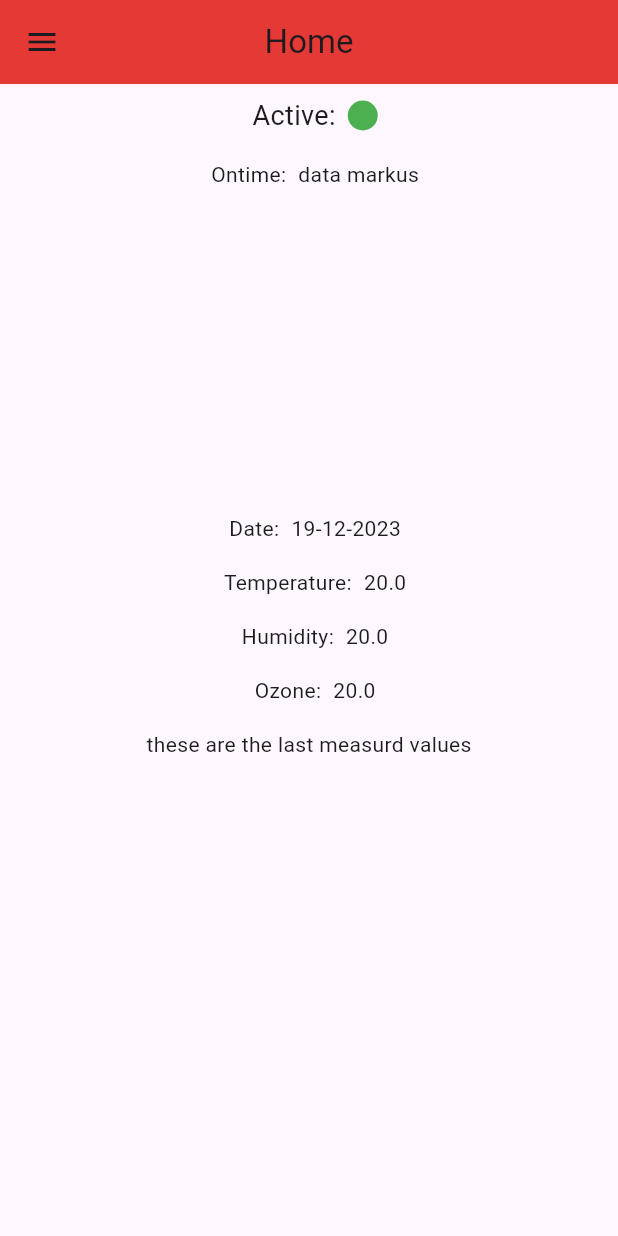
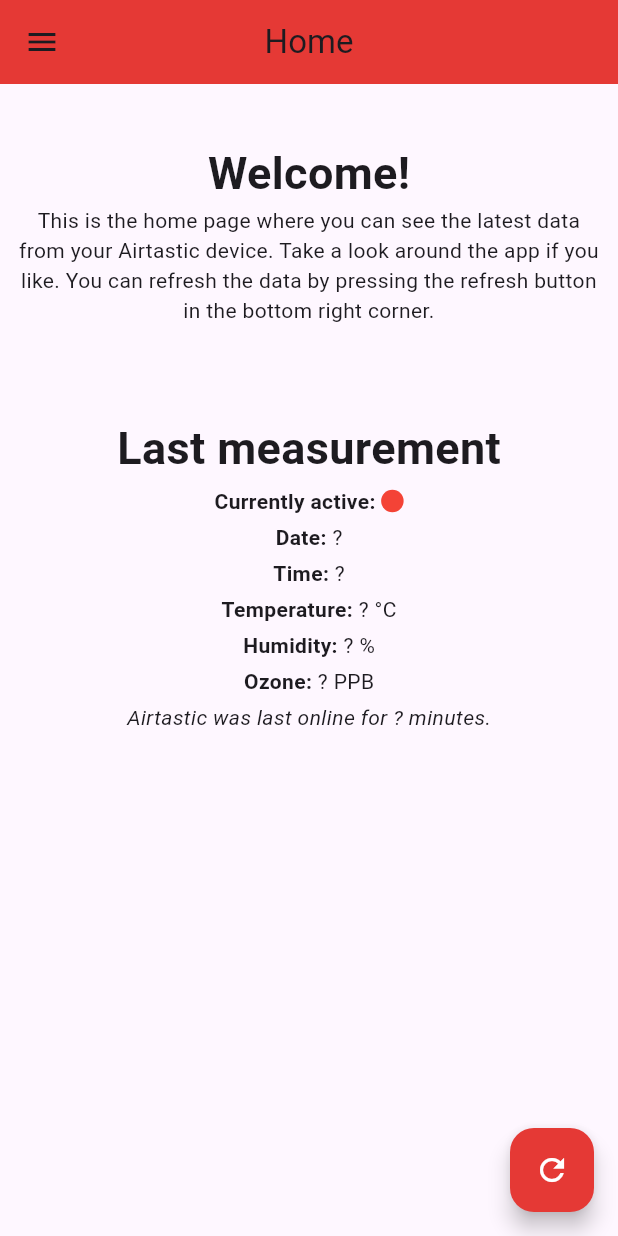
Before and after one commit to gekkegerard/airtastic, a Flutter app: the screen it shows after launch, on a phone screen of 412 x 824 dp. Run offline on Flutter 3.47's test engine with Material 3 defaults, Android fonts, the phone set to English and light mode, and no system bars; our stand-ins replace fl_chart, syncfusion_flutter_charts; network calls fail.

Commit message:
Homepage updated

```diff
--- a/lib/pages/Home.dart
+++ b/lib/pages/Home.dart
@@ -3,9 +3,7 @@
 import 'package:http/http.dart' as http;
 import 'dart:convert';
 import 'dart:async';
-import 'package:airtastic/widgets/scatter_chart_widget.dart';
-//import 'package:airtastic/pages/settings.dart';
-//import 'package:provider/provider.dart';
+import 'package:intl/intl.dart';
 
 class Home extends StatefulWidget {
   const Home({Key? key}) : super(key: key);
@@ -15,75 +13,76 @@
 }
 
 class _HomeState extends State<Home> {
-  bool isActive = false; // Set this to false for a green circle
-  List<TemperatureData> temperatureDataList = [];
-  late Timer _timer;
-  var refreshTime = 30;
-  var loadingRefreshTime = 10;
-  bool isGraphLoaded = false;
+  bool espIsActive = false; // Set this to false for a green circle
+  String temperature = "?"; // Temperature in degrees Celsius
+  String humidity = "?"; // Humidity in percent
+  String ozone = "?"; // Ozone concentration in ppb
+  bool ozoneMeasurementValid = false;
+  DateTime lastDataPoint = DateTime(
+      2000); // Initialize this with a placeholder date '2000-01-01 00:00:00.000'
+  String uptimeESP = "?"; // Running time of the ESP in minutes
 
   @override
   void initState() {
     super.initState();
     // Try to get data initially
-    fetchData().then((success) {
-      if (success) {
-        // If initial fetch is successful, start periodic timer with refresh time of 30 seconds
-        _timer = Timer.periodic(Duration(seconds: refreshTime), (Timer timer) {
-          fetchData();
-        });
-      } else {
-        // If initial fetch fails, continue with periodic timer using loading refresh time of 10 seconds
-        _timer = Timer.periodic(Duration(seconds: loadingRefreshTime),
-            (Timer timer) {
-          fetchData();
-        });
-      }
-    });
+    fetchData(context).then((value) => setState(() {}));
   }
 
-  @override
-  void dispose() {
-    // Cancel the timer to prevent memory leaks
-    _timer.cancel();
-    super.dispose();
-  }
+  Future<bool> fetchData(BuildContext context) async {
+    try {
+      const String serverUrl =
+          'https://markus.glumm.sites.nhlstenden.com/opdracht11_app_get_data.php';
+      http.Response? response;
 
-  late double temperature = 20;
-  late double ozone = 20;
-  late double humidity = 20;
-  late int valid = 1;
+      // Create a body for the POST request, only request the last data point in the database
+      Map<String, String> body = {
+        'requestSize': "1",
+      };
 
-  Future<bool> fetchData() async {
-    try {
-      var url =
-          'https://markus.glumm.sites.nhlstenden.com/opdracht11_app_get_data.php'; // Get all the data from the last day of measuremtens
-      http.Response response = await http.get(Uri.parse(url));
+      // Encode the body to a string so it can be sent with the request
+      String encodedBody = body.keys
+          .map((key) => '$key=${Uri.encodeComponent(body[key]!)}')
+          .join('&');
+
+      // Send the POST request
+      response = await http.post(
+        Uri.parse(serverUrl),
+        headers: {'Content-Type': 'application/x-www-form-urlencoded'},
+        body: encodedBody,
+      );
+
+      // print("POST response from server:"); // DEBUG
+      // print(response.body); // DEBUG
+
       var data = jsonDecode(response.body) as List<dynamic>;
 
-      List<TemperatureData> tempList = [];
-
+      // Loop through the data and set the variables
       for (var entry in data) {
-        DateTime timestamp = DateTime.parse(entry['timestamp']);
-        temperature = double.parse(entry['temperature']);
-        ozone = double.parse(entry['ozone_concentration']);
-        humidity = double.parse(entry['humidity']);
-        valid = int.parse(entry['ozone_measurement_valid']);
-        tempList.add(TemperatureData(timestamp, temperature));
+        lastDataPoint = DateTime.parse(entry['timestamp']);
+        temperature = double.parse(entry['temperature']).toString();
+        ozone = double.parse(entry['ozone_concentration']).toString();
+        humidity = double.parse(entry['humidity']).toString();
+        ozoneMeasurementValid =
+            entry['ozone_measurement_valid'].toString().toLowerCase() == 'true';
+        uptimeESP = double.parse(entry['uptime']).toStringAsFixed(0);
       }
-
-      if (mounted) {
-        // Check if the widget is still in the widget tree before calling setState
-        setState(() {
-          temperatureDataList = tempList;
-          isGraphLoaded = true; // Set to true when the graph is loaded
-        });
-      }
-
       // Return true to indicate a successful fetch
       return true;
     } catch (e) {
-      print('Failed to fetch data: $e');
+      // Something went wrong
+      // print(e.toString()); // DEBUG
+
+      // Check if the widget is still active
+      if (mounted) {
+        // Let the user know that the fetch failed
+        ScaffoldMessenger.of(context).showSnackBar(
+          const SnackBar(
+            content: Text('The webserver failed to respond.'),
+          ),
+        );
+      }
+
       // Return false to indicate a failed fetch
       return false;
     }
@@ -91,14 +90,16 @@
 
   @override
   Widget build(BuildContext context) {
-    DateTime datum = temperatureDataList.isNotEmpty
-        ? temperatureDataList.first.timestamp
-        : DateTime.now();
+    const double paddingBetweenDataValues = 4;
 
-    if (valid != 0) {
-      isActive = true;
+    // Find out if the device has been active in the last 2 minutes
+    DateTime currentTime = DateTime.now();
+    Duration difference = currentTime.difference(lastDataPoint);
+    // Last measurement was less than 2 minutes ago
+    if (difference.inMinutes < 2) {
+      espIsActive = true;
     } else {
-      isActive = false;
+      espIsActive = false;
     }
 
     return Scaffold(
@@ -108,108 +109,147 @@
         centerTitle: true,
         backgroundColor: Colors.red[600],
       ),
-      body: Align(
+      body: Padding(
+        padding: const EdgeInsets.all(8.0),
+        child: Align(
           alignment: Alignment.topCenter,
           child: Column(
             children: [
-            Row(
+              const Row(
                 mainAxisAlignment: MainAxisAlignment.center,
                 children: [
-                const Padding(
-                  padding: EdgeInsets.all(8.0),
+                  Padding(
+                    padding: EdgeInsets.fromLTRB(0, 30, 0, 0),
                     child: Text(
-                    'Active:',
+                      "Welcome!",
                       style: TextStyle(
-                      fontSize: 18,
+                        fontSize: 30,
+                        fontWeight: FontWeight.bold,
                       ),
-                  ),
-                ),
-                Container(
-                  width: 20,
-                  height: 20,
-                  decoration: BoxDecoration(
-                    shape: BoxShape.circle,
-                    color: isActive ? Colors.green : Colors.red,
                     ),
                   ),
                 ],
               ),
+              const Text(
+                "This is the home page where you can see the latest data from your Airtastic device. Take a look around the app if you like. You can refresh the data by pressing the refresh button in the bottom right corner.",
+                textAlign: TextAlign.center,
+                style: TextStyle(),
+              ),
+              const SizedBox(
+                  height:
+                      30), // Spacer between introduction and active indicator
+              const SizedBox(
+                  height: 30), // Spacer between active indicator and data
               const Row(
                 mainAxisAlignment: MainAxisAlignment.center,
                 children: [
-                Padding(
-                  padding: EdgeInsets.all(8.0),
-                  child: Text('Ontime:'),
+                  Text(
+                    "Last measurement",
+                    style: TextStyle(
+                      fontSize: 30,
+                      fontWeight: FontWeight.bold,
                     ),
-                Text("data markus")
+                  ),
                 ],
               ),
-            const SizedBox(height: 200),
+              const SizedBox(height: paddingBetweenDataValues),
               Row(
                 mainAxisAlignment: MainAxisAlignment.center,
                 children: [
-                const Padding(
-                  padding: EdgeInsets.all(8.0),
-                  child: Text('Date:'),
+                  const Text('Currently active: ',
+                      style: TextStyle(fontWeight: FontWeight.bold)),
+                  Container(
+                    width: 15,
+                    height: 15,
+                    decoration: BoxDecoration(
+                      shape: BoxShape.circle,
+                      color: espIsActive ? Colors.green : Colors.red,
                     ),
-                Text("${datum.day}-${datum.month}-${datum.year}")
+                  ),
                 ],
               ),
+              const SizedBox(height: paddingBetweenDataValues),
               Row(
                 mainAxisAlignment: MainAxisAlignment.center,
                 children: [
-                const Padding(
-                  padding: EdgeInsets.all(8.0),
-                  child: Text('Temperature:'),
-                ),
-                Text("$temperature")
+                  const Text('Date: ',
+                      style: TextStyle(fontWeight: FontWeight.bold)),
+                  lastDataPoint != DateTime(2000)
+                      ? Text(DateFormat('dd-MM-yyyy').format(lastDataPoint))
+                      : const Text("?")
                 ],
               ),
+              const SizedBox(height: paddingBetweenDataValues),
               Row(
                 mainAxisAlignment: MainAxisAlignment.center,
                 children: [
-                const Padding(
-                  padding: EdgeInsets.all(8.0),
-                  child: Text('Humidity:'),
+                  const Text(
+                    'Time: ',
+                    style: TextStyle(
+                      fontWeight: FontWeight.bold,
                     ),
-                Text("$humidity")
+                  ),
+                  lastDataPoint != DateTime(2000)
+                      ? Text(DateFormat('HH:mm:ss').format(lastDataPoint))
+                      : const Text("?")
                 ],
               ),
+              const SizedBox(height: paddingBetweenDataValues),
+              Row(mainAxisAlignment: MainAxisAlignment.center, children: [
+                const Text(
+                  'Temperature: ',
+                  style: TextStyle(
+                    fontWeight: FontWeight.bold,
+                  ),
+                ),
+                Text("$temperature °C"),
+              ]),
+              const SizedBox(height: paddingBetweenDataValues),
+              Row(mainAxisAlignment: MainAxisAlignment.center, children: [
+                const Text(
+                  'Humidity: ',
+                  style: TextStyle(
+                    fontWeight: FontWeight.bold,
+                  ),
+                ),
+                Text("$humidity %"),
+              ]),
+              const SizedBox(height: paddingBetweenDataValues),
+              Row(mainAxisAlignment: MainAxisAlignment.center, children: [
+                const Text(
+                  'Ozone: ',
+                  style: TextStyle(
+                    fontWeight: FontWeight.bold,
+                  ),
+                ),
+                Text("$ozone PPB"),
+              ]),
+              const SizedBox(height: paddingBetweenDataValues), //
               Row(
                 mainAxisAlignment: MainAxisAlignment.center,
                 children: [
-                const Padding(
-                  padding: EdgeInsets.all(8.0),
-                  child: Text('Ozone:'),
+                  Text(
+                    espIsActive
+                        ? 'Airtastic is currently online for $uptimeESP minutes.'
+                        : 'Airtastic was last online for $uptimeESP minutes.',
+                    style: const TextStyle(
+                      fontStyle: FontStyle.italic,
                     ),
-                Text("$ozone")
-              ],
-            ),
-            const Row(
-              mainAxisAlignment: MainAxisAlignment.center,
-              children: [
-                Padding(
-                  padding: EdgeInsets.all(8.0),
-                  child: Text("these are the last measurd values"),
                   ),
                 ],
               ),
             ],
           ),
         ),
+      ),
+      floatingActionButton: FloatingActionButton(
+        onPressed: () {
+          // Refresh the data when the button is pressed
+          fetchData(context).then((value) => setState(() {}));
+        },
+        backgroundColor: Colors.red[600],
+        child: const Icon(Icons.refresh, color: Colors.white),
+      ),
     );
   }
 }
-
-// DataPoint class for the scatter chart
-class TemperatureData {
-  final DateTime timestamp;
-  final double temperature;
-
-  TemperatureData(this.timestamp, this.temperature);
-
-  // Conversion function
-  DataPoint toDataPoint() {
-    return DataPoint(timestamp, temperature);
-  }
-}
```
Lines whose indentation alone changed are shown as unchanged.
